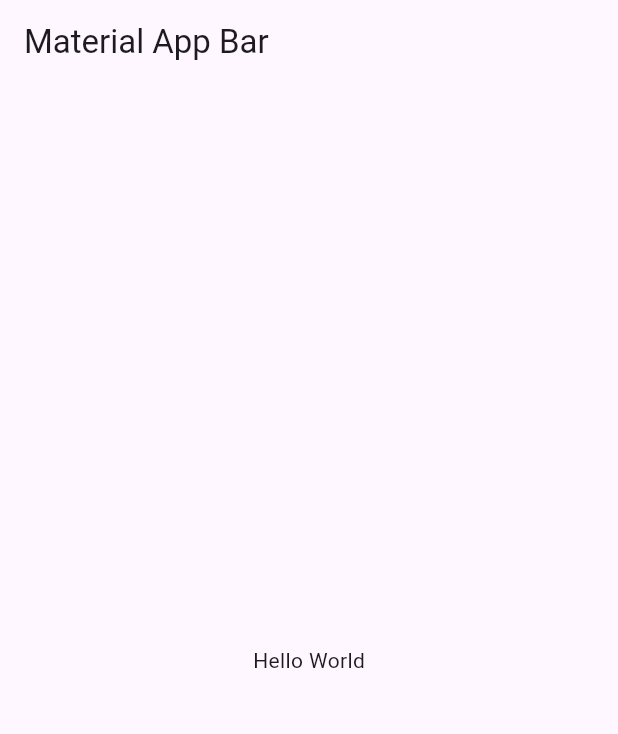
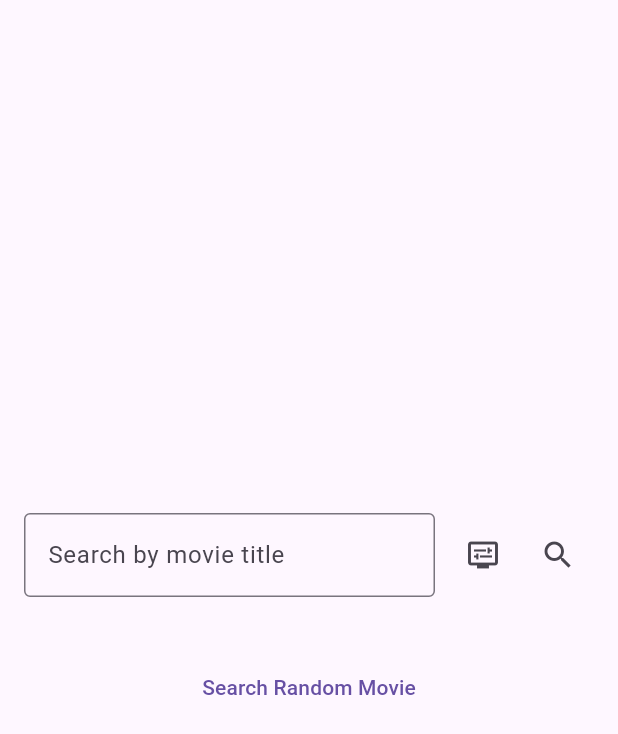
Before and after one commit to bea314/Flutter-Movie-Search-Challenge, a Flutter app: the screen it shows after launch, on a phone screen of 412 x 824 dp. Shown: the top 734 px of the screen. Run offline on Flutter 3.47's test engine with Material 3 defaults, Android fonts, the phone set to English and light mode, and no system bars; our stand-ins replace dio, flutter_dotenv.

Commit message:
feat: search raw view

```diff
--- /dev/null
+++ b/lib/features/movies/views/screens/screens.dart
@@ -0,0 +1 @@
+export 'search_screen.dart';
--- /dev/null
+++ b/lib/features/movies/views/screens/search_screen.dart
@@ -0,0 +1,63 @@
+import 'package:flutter/material.dart';
+
+class SearchScreen extends StatelessWidget {
+  SearchScreen({super.key});
+
+  final TextEditingController _controller = TextEditingController();
+
+  @override
+  Widget build(BuildContext context) {
+    return Scaffold(
+      body: Center(
+        child: Padding(
+          padding: const EdgeInsets.all(16),
+          child: Column(
+            mainAxisSize: MainAxisSize.min,
+            children: [
+              ConstrainedBox(
+                constraints: BoxConstraints(maxWidth: 600),
+                child: Row(
+                  children: [
+                    Expanded(
+                      child: TextField(
+                        controller: _controller,
+                        decoration: InputDecoration(
+                          labelText: 'Search by movie title',
+                          border: OutlineInputBorder(),
+                        ),
+                        onSubmitted: (_) {
+                          // TODO: call search action
+                        },
+                      ),
+                    ),
+                    const SizedBox(width: 8),
+                    IconButton(
+                      icon: Icon(Icons.display_settings),
+                      onPressed: () {
+                        // TODO: call search action
+                      },
+                    ),
+                    const SizedBox(width: 2),
+                    IconButton(
+                      icon: Icon(Icons.search),
+                      onPressed: () {
+                        // TODO: call search action
+                      },
+                    ),
+                  ],
+                ),
+              ),
+              SizedBox(height: 36.0),
+              TextButton(
+                onPressed: () {
+                  // TODO: call search action
+                },
+                child: Text('Search Random Movie'),
+              ),
+            ],
+          ),
+        ),
+      ),
+    );
+  }
+}
--- a/lib/main.dart
+++ b/lib/main.dart
@@ -1,5 +1,7 @@
 import 'package:flutter/material.dart';
 import 'package:flutter_dotenv/flutter_dotenv.dart';
+
+import 'features/movies/views/screens/screens.dart';
 
 void main() async {
   WidgetsFlutterBinding.ensureInitialized();
@@ -13,15 +15,11 @@ class MyApp extends StatelessWidget {
   @override
   Widget build(BuildContext context) {
     return MaterialApp(
-      title: 'Material App',
-      home: Scaffold(
-        appBar: AppBar(
-          title: const Text('Material App Bar'),
-        ),
-        body: const Center(
-          child: Text('Hello World'),
-        ),
-      ),
+      title: 'Movie App',
+      initialRoute: '/',
+      routes: {
+        '/': (context) => SearchScreen(),
+      },
     );
   }
 }
```
Also changed, not shown: 1 other file.
